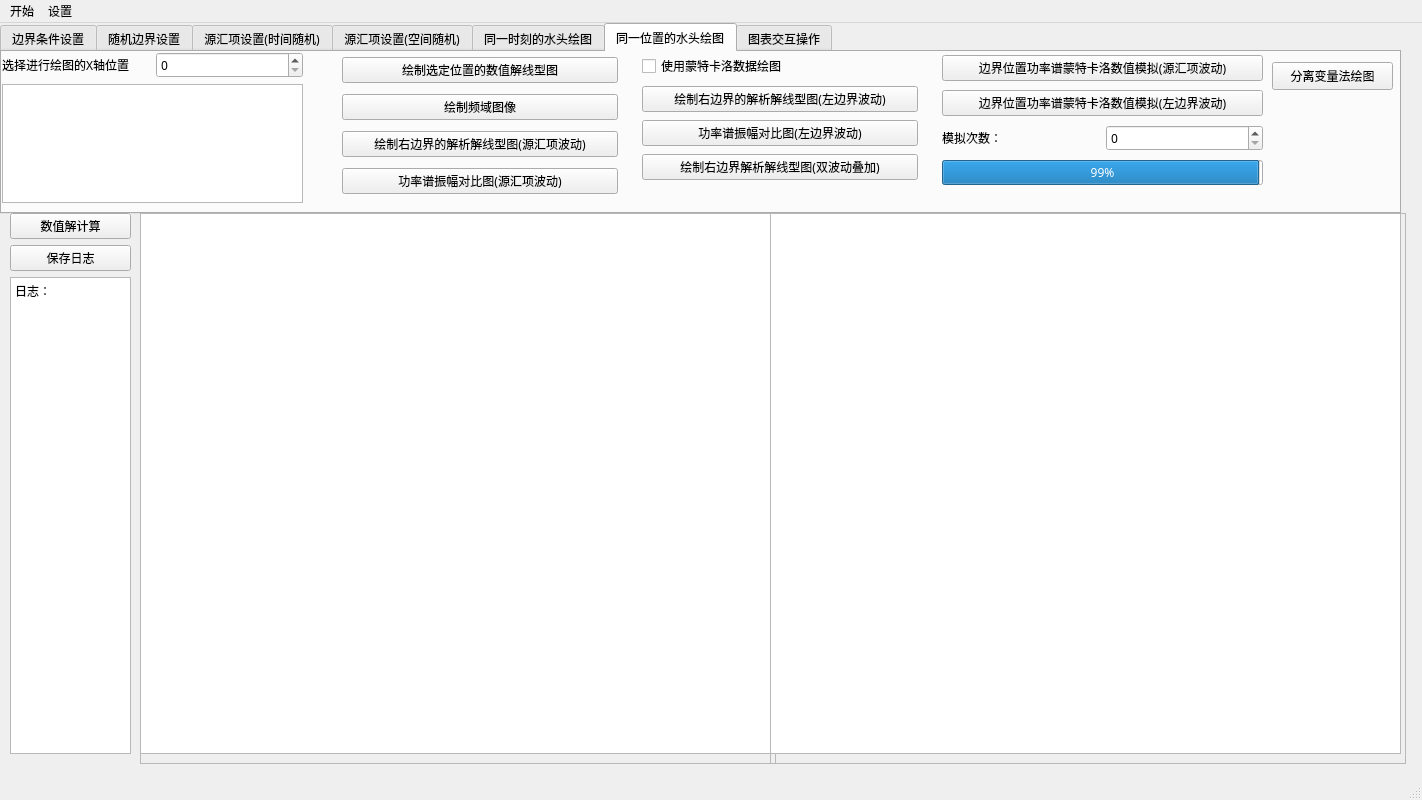
Above: random_flow_window.ui from Yulei-3005240023/Random_flow before the change. Below: the same form after it.
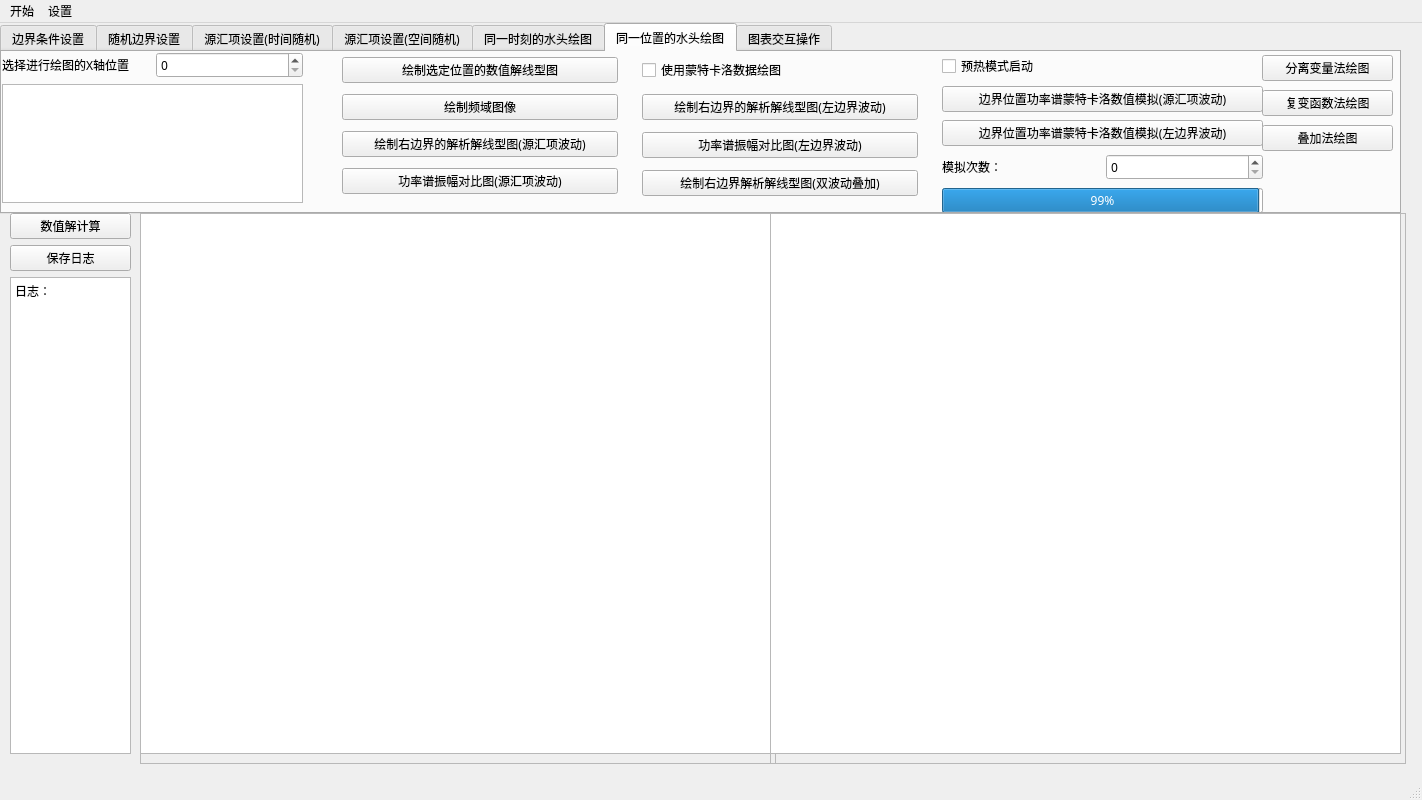
That is the form after the change. Custom widgets are drawn as their Qt base class.

What changed in the file:
```diff
--- a/random_flow_window.ui
+++ b/random_flow_window.ui
@@ -830,7 +830,7 @@
         <x>640</x>
         <y>0</y>
         <width>276</width>
-        <height>134</height>
+        <height>151</height>
        </rect>
       </property>
       <layout class="QVBoxLayout" name="verticalLayout_18">
@@ -870,10 +870,17 @@
         <x>940</x>
         <y>0</y>
         <width>321</width>
-        <height>136</height>
+        <height>167</height>
        </rect>
       </property>
       <layout class="QVBoxLayout" name="verticalLayout_19">
+       <item>
+        <widget class="QCheckBox" name="checkBox_use_preheat">
+         <property name="text">
+          <string>预热模式启动</string>
+         </property>
+        </widget>
+       </item>
        <item>
         <widget class="QPushButton" name="MC_un_wt_amp_start">
          <property name="text">
@@ -918,18 +925,38 @@
        </item>
       </layout>
      </widget>
-     <widget class="QPushButton" name="draw_fenli">
+     <widget class="QWidget" name="verticalLayoutWidget_20">
       <property name="geometry">
        <rect>
-        <x>1270</x>
-        <y>10</y>
-        <width>121</width>
-        <height>28</height>
+        <x>1260</x>
+        <y>0</y>
+        <width>131</width>
+        <height>103</height>
        </rect>
       </property>
-      <property name="text">
-       <string>分离变量法绘图</string>
-      </property>
+      <layout class="QVBoxLayout" name="verticalLayout_20">
+       <item>
+        <widget class="QPushButton" name="draw_fenli">
+         <property name="text">
+          <string>分离变量法绘图</string>
+         </property>
+        </widget>
+       </item>
+       <item>
+        <widget class="QPushButton" name="draw_as_complex">
+         <property name="text">
+          <string>复变函数法绘图</string>
+         </property>
+        </widget>
+       </item>
+       <item>
+        <widget class="QPushButton" name="draw_as_complex_add">
+         <property name="text">
+          <string>叠加法绘图</string>
+         </property>
+        </widget>
+       </item>
+      </layout>
      </widget>
     </widget>
     <widget class="QWidget" name="tab_6">
```
Left out of the diff: 6 changed lines with no effect on the pictures.
